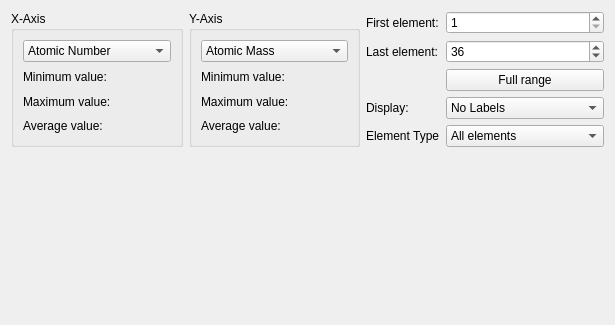
Old version of the form src/plotsetupwidget.ui in the repository KDE/kalzium.
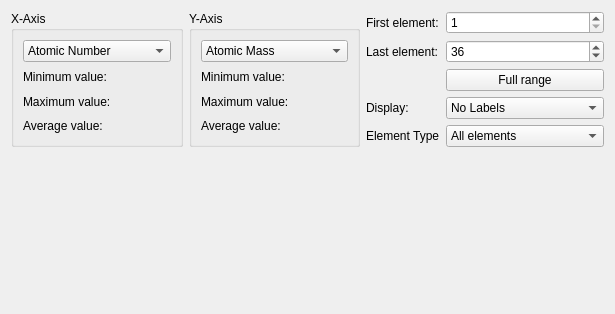
New version of the form. Custom widgets are drawn as their Qt base class.

Commit message: Add Tabstop sequence. Reset the old winimumsSize values. CCBUG: 290553

Diff of the .ui file:
```diff
--- a/src/plotsetupwidget.ui
+++ b/src/plotsetupwidget.ui
@@ -7,7 +7,7 @@
     <x>0</x>
     <y>0</y>
     <width>615</width>
-    <height>325</height>
+    <height>293</height>
    </rect>
   </property>
   <layout class="QGridLayout" name="gridLayout_2">
@@ -420,8 +420,8 @@
      </property>
      <property name="minimumSize">
       <size>
-       <width>50</width>
-       <height>50</height>
+       <width>150</width>
+       <height>150</height>
       </size>
      </property>
     </widget>
```
Left out of the diff: 9 changed lines with no effect on the pictures.
